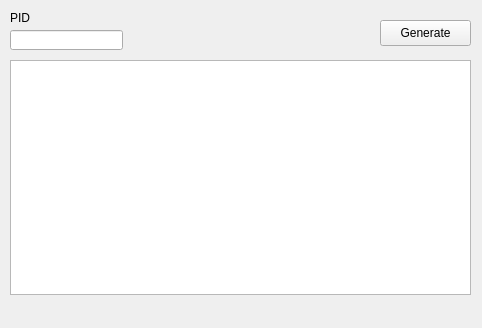
This is Forms/Gen3/PIDtoIVs.ui in Admiral-Fish/PokeFinder as Qt 5 draws it before an edit. The edited form follows.
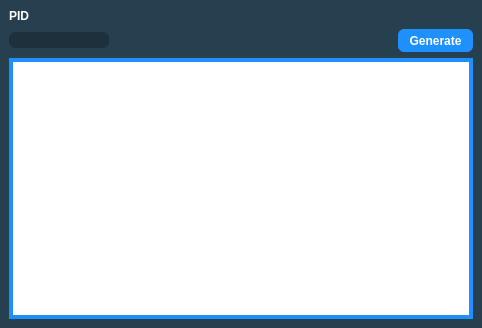
This is the edited form. Custom widgets are drawn as their Qt base class.

Patch:
```diff
--- a/Forms/Gen3/PIDtoIVs.ui
+++ b/Forms/Gen3/PIDtoIVs.ui
@@ -10,45 +10,86 @@
     <height>328</height>
    </rect>
   </property>
+  <property name="sizePolicy">
+   <sizepolicy hsizetype="Fixed" vsizetype="Fixed">
+    <horstretch>0</horstretch>
+    <verstretch>0</verstretch>
+   </sizepolicy>
+  </property>
+  <property name="minimumSize">
+   <size>
+    <width>482</width>
+    <height>328</height>
+   </size>
+  </property>
+  <property name="maximumSize">
+   <size>
+    <width>482</width>
+    <height>328</height>
+   </size>
+  </property>
   <property name="windowTitle">
    <string>PID to IV</string>
   </property>
+  <property name="styleSheet">
+   <string notr="true">QMainWindow {
+	background-color: #274050;
+}
+
+QTableView {
+	border: 4px solid DodgerBlue;
+}
+
+QHeaderView::section {
+	border: none;
+	background-color: #274050;
+	padding-top: 3px;
+	padding-bottom: 3px;
+	color: white;
+}
+
+QLineEdit {
+	qproperty-alignment: AlignCenter;
+	background-color: #1D303C;
+	border:none;
+	border-radius: 6px;
+	color: white;
+	font-family: &quot;Myriad Pro&quot;, Montserrat;
+	font-weight: 500;
+}
+
+QLabel {
+	color: white;
+	font-family: &quot;Myriad Pro&quot;, Montserrat;
+	font-weight: 500;
+}
+
+QPushButton {
+	border: none;
+	border-radius: 6px;
+	color: white;
+	background-color: DodgerBlue;
+	font-family: &quot;Myriad Pro&quot;, Montserrat;
+	font-weight: 500;
+}</string>
+  </property>
   <widget class="QWidget" name="centralwidget">
-   <widget class="QTextBox" name="pidInput">
-    <property name="geometry">
-     <rect>
-      <x>10</x>
-      <y>30</y>
-      <width>113</width>
-      <height>20</height>
-     </rect>
-    </property>
-    <property name="maxLength">
-     <number>8</number>
-    </property>
-   </widget>
-   <widget class="QLabel" name="label">
-    <property name="geometry">
-     <rect>
-      <x>10</x>
-      <y>10</y>
-      <width>51</width>
-      <height>16</height>
-     </rect>
+   <layout class="QGridLayout" name="gridLayout">
+    <item row="1" column="2">
+     <widget class="QPushButton" name="pushButtonGenerate">
+      <property name="minimumSize">
+       <size>
+        <width>75</width>
+        <height>23</height>
+       </size>
     </property>
     <property name="text">
-     <string>PID </string>
-    </property>
-   </widget>
+       <string>Generate</string>
+      </property>
+     </widget>
+    </item>
+    <item row="2" column="0" colspan="3">
    <widget class="QTableView" name="tabePIDToIV">
-    <property name="geometry">
-     <rect>
-      <x>10</x>
-      <y>60</y>
-      <width>461</width>
-      <height>235</height>
-     </rect>
-    </property>
     <property name="maximumSize">
      <size>
       <width>16777215</width>
@@ -77,19 +118,41 @@
      <number>20</number>
     </attribute>
    </widget>
-   <widget class="QPushButton" name="pushButtonGenerate">
-    <property name="geometry">
-     <rect>
-      <x>380</x>
-      <y>20</y>
-      <width>91</width>
-      <height>26</height>
-     </rect>
-    </property>
+    </item>
+    <item row="1" column="0">
+     <widget class="QTextBox" name="pidInput">
+      <property name="maximumSize">
+       <size>
+        <width>100</width>
+        <height>16777215</height>
+       </size>
+      </property>
+      <property name="maxLength">
+       <number>8</number>
+      </property>
+     </widget>
+    </item>
+    <item row="0" column="0">
+     <widget class="QLabel" name="label">
     <property name="text">
-     <string>Generate</string>
-    </property>
-   </widget>
+       <string>PID </string>
+      </property>
+     </widget>
+    </item>
+    <item row="1" column="1">
+     <spacer name="horizontalSpacer">
+      <property name="orientation">
+       <enum>Qt::Horizontal</enum>
+      </property>
+      <property name="sizeHint" stdset="0">
+       <size>
+        <width>40</width>
+        <height>20</height>
+       </size>
+      </property>
+     </spacer>
+    </item>
+   </layout>
   </widget>
   <widget class="QMenuBar" name="menubar">
    <property name="geometry">
```
Lines whose indentation alone changed are shown as unchanged.
